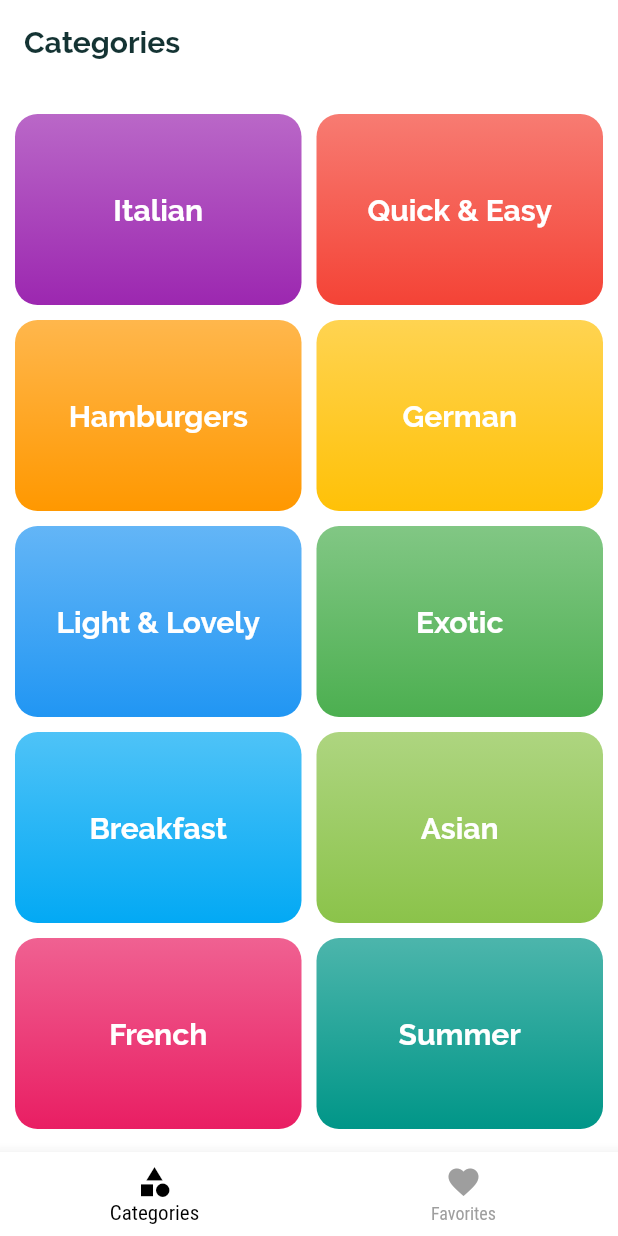
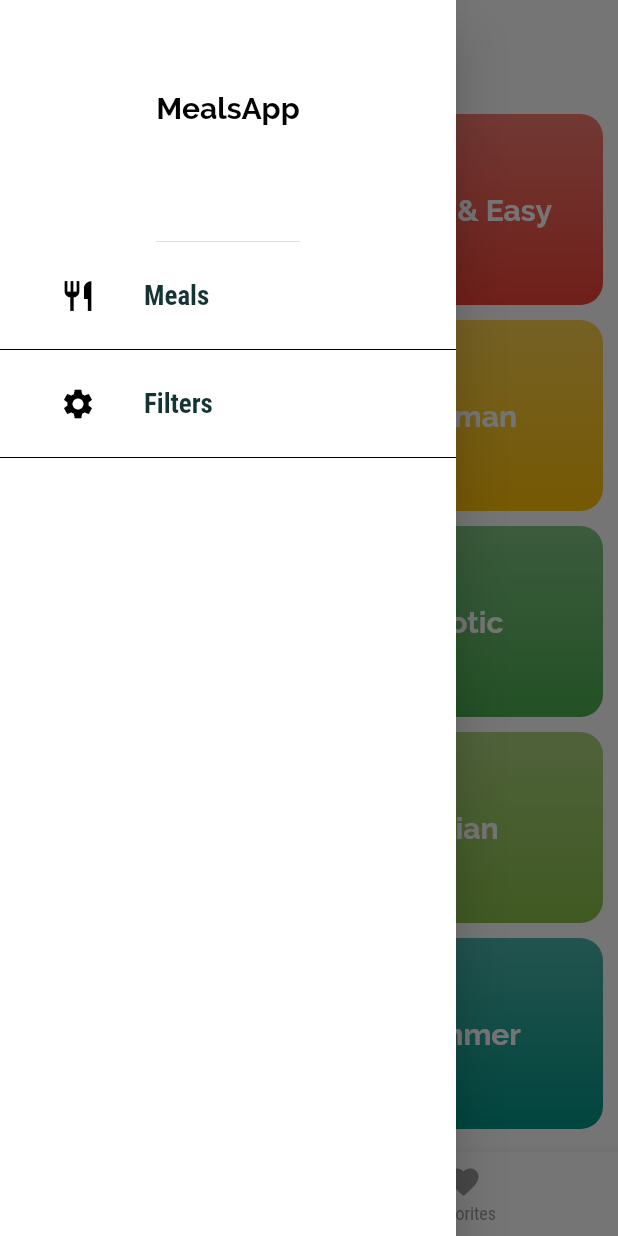
Before and after one commit to jakubjaran/meals_app, a Flutter app: the screen it shows after launch, with the side drawer open (before the commit the screen has no drawer), on a phone screen of 412 x 824 dp. Run offline on Flutter 3.47's test engine with Material 2 defaults, Android fonts, the phone set to English and light mode, and no system bars; missing offline and left inert: scroll_app_bar.

Commit message:
Added side drawer

```diff
--- a/lib/screens/tabs_screen.dart
+++ b/lib/screens/tabs_screen.dart
@@ -1,5 +1,6 @@
 import 'package:flutter/material.dart';
 
+import '../widgets/main_drawer.dart';
 import './categories_screen.dart';
 import './favorites_screen.dart';
 
@@ -36,6 +37,7 @@ class _TabsScreenState extends State<TabsScreen> {
           _pages[_selectedPageIndex]['title'],
         ),
       ),
+      drawer: MainDrawer(),
       body: _pages[_selectedPageIndex]['page'],
       bottomNavigationBar: BottomNavigationBar(
         onTap: _selectPage,
--- /dev/null
+++ b/lib/widgets/main_drawer.dart
@@ -0,0 +1,59 @@
+import 'package:flutter/material.dart';
+
+class MainDrawerLink extends StatelessWidget {
+  final IconData icon;
+  final String title;
+
+  MainDrawerLink({this.icon, this.title});
+
+  @override
+  Widget build(BuildContext context) {
+    return Container(
+      child: Column(
+        children: [
+          ListTile(
+            contentPadding: EdgeInsets.symmetric(vertical: 0, horizontal: 40),
+            leading: Icon(icon, color: Colors.black),
+            title: Text(
+              title,
+              style: TextStyle(fontWeight: FontWeight.bold),
+            ),
+          ),
+          Divider(
+            color: Colors.black,
+          ),
+        ],
+      ),
+    );
+  }
+}
+
+class MainDrawer extends StatelessWidget {
+  @override
+  Widget build(BuildContext context) {
+    return Drawer(
+      child: Column(
+        children: [
+          DrawerHeader(
+            padding: EdgeInsets.only(top: 60),
+            child: Text(
+              'MealsApp',
+              style: Theme.of(context)
+                  .textTheme
+                  .headline1
+                  .copyWith(color: Colors.black),
+            ),
+          ),
+          MainDrawerLink(
+            icon: Icons.restaurant,
+            title: 'Meals',
+          ),
+          MainDrawerLink(
+            icon: Icons.settings,
+            title: 'Filters',
+          ),
+        ],
+      ),
+    );
+  }
+}
```
